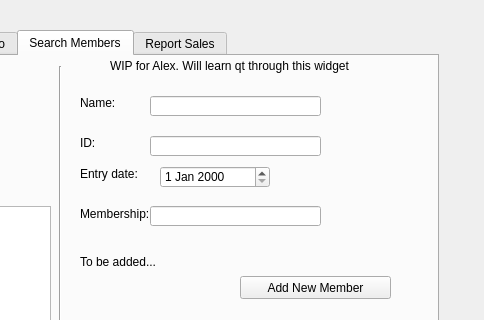
Above: WarehouseIO/mainprogram.ui from mulvaneya7/Bad-Badgers before the change; both pictures show x 342 to 826 and y 0 to 320 of the 826 by 564 pixel window. Below: the same form after it.
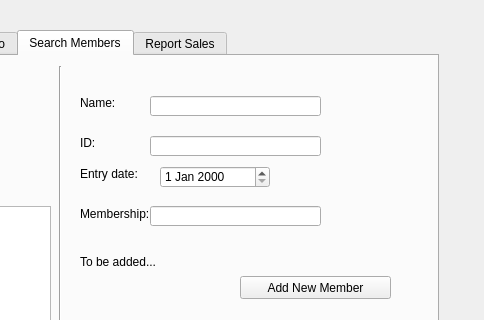
That is the form after the change.

```diff
--- a/WarehouseIO/mainprogram.ui
+++ b/WarehouseIO/mainprogram.ui
@@ -454,19 +454,6 @@
       <string>Changed Membership to:</string>
      </property>
     </widget>
-    <widget class="QLabel" name="label_2">
-     <property name="geometry">
-      <rect>
-       <x>410</x>
-       <y>0</y>
-       <width>261</width>
-       <height>20</height>
-      </rect>
-     </property>
-     <property name="text">
-      <string>WIP for Alex. Will learn qt through this widget</string>
-     </property>
-    </widget>
     <widget class="QLabel" name="addName">
      <property name="geometry">
       <rect>
```
